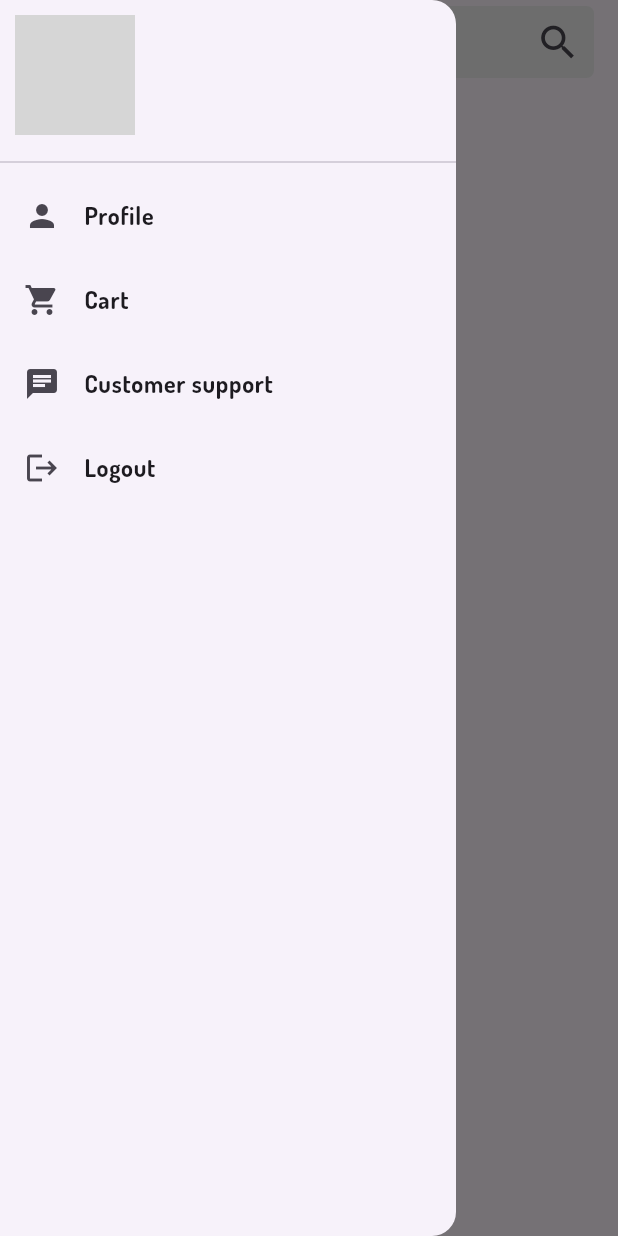
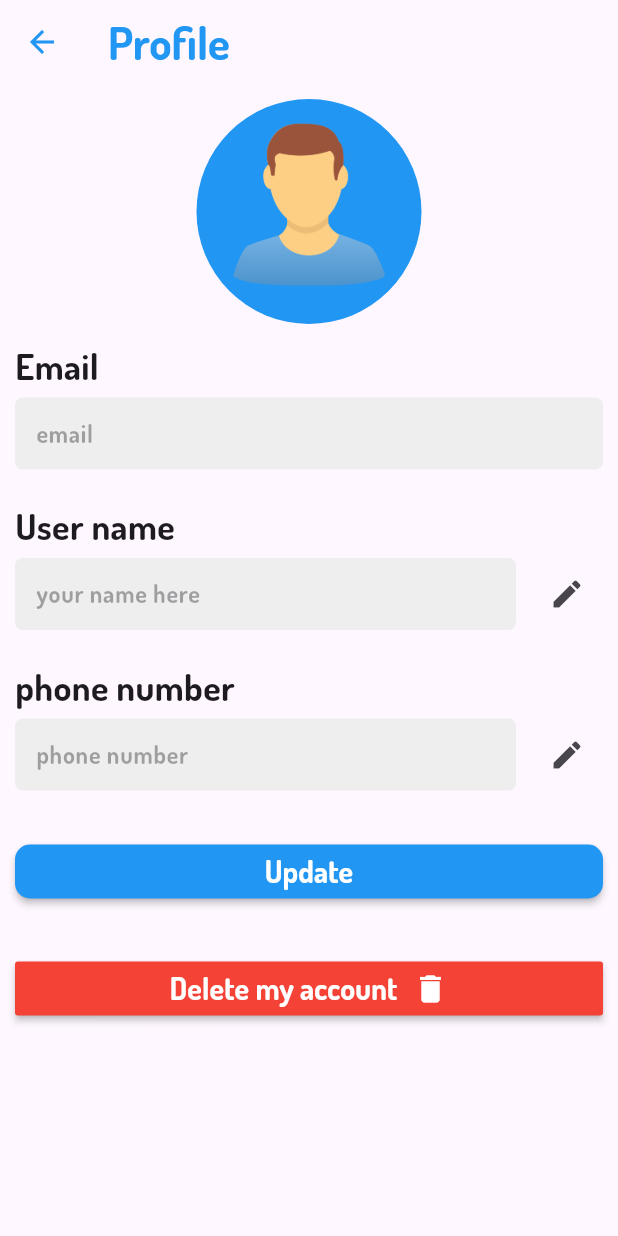
Before and after one commit to DiaaAhmedHassan/E_Market, a Flutter app: the HomePage screen opened by its route, in the side drawer, after a tap on "Profile", on a phone screen of 412 x 824 dp. Run offline on Flutter 3.47's test engine with Material 3 defaults, Android fonts, the phone set to English and light mode, and no system bars; our stand-ins replace awesome_dialog, cloud_firestore, firebase_auth, firebase_core, firebase_storage, google_sign_in and 1 more; missing offline and left inert: fuzzy; accounts and stored records are empty; network calls fail; grey boxes are pictures that could not be loaded.

Commit message:
User profile page design

```diff
--- a/lib/home_page.dart
+++ b/lib/home_page.dart
@@ -271,7 +271,7 @@ class _HomePageState extends State<HomePage> {
                   children: [
                     ListTile(
                       onTap: () {
-                        // Navigate to Profile
+                        Navigator.of(context).pushNamed("user_profile");
                       },
                       title: const Text("Profile"),
                       leading: const Icon(Icons.person),
--- a/lib/main.dart
+++ b/lib/main.dart
@@ -2,6 +2,7 @@ import 'package:e_market/Auths/login_form.dart';
 import 'package:e_market/Auths/registration.dart';
 import 'package:e_market/cart_page.dart';
 import 'package:e_market/home_page.dart';
+import 'package:e_market/user_profile.dart';
 import 'package:firebase_auth/firebase_auth.dart';
 import 'package:firebase_core/firebase_core.dart';
 import 'package:flutter/material.dart';
@@ -32,6 +33,7 @@ class MyApp extends StatelessWidget{
       theme: ThemeData(
         fontFamily: 'Dosis',
         appBarTheme: const AppBarTheme(
+          iconTheme: IconThemeData(color: Colors.blue),
         titleTextStyle: TextStyle(color: Colors.blue, fontSize: 30, fontWeight: FontWeight.bold, fontFamily: "Dosis"),
 
       )),
@@ -41,7 +43,8 @@ class MyApp extends StatelessWidget{
         "home_page": (route)=> const HomePage(),
         "login_page": (route)=> const LogIn(),
         "registration_page": (route)=> const Registration(),
-        "cart_page": (route) => const CartPage()
+        "cart_page": (route) => const CartPage(),
+        "user_profile": (route) => const UserProfile()
       },
     );
   }
--- /dev/null
+++ b/lib/user_profile.dart
@@ -0,0 +1,117 @@
+import 'package:cloud_firestore/cloud_firestore.dart';
+import 'package:firebase_auth/firebase_auth.dart';
+import 'package:flutter/material.dart';
+
+class UserProfile extends StatefulWidget {
+  const UserProfile({super.key});
+
+  @override
+  State<UserProfile> createState() => _UserProfileState();
+}
+
+class _UserProfileState extends State<UserProfile> {
+
+
+  @override
+  Widget build(BuildContext context) {
+    return Scaffold(
+      appBar: AppBar(
+        title: const Text('Profile'),
+      ),
+      body:  SingleChildScrollView(
+        child: Padding(
+          padding: const EdgeInsets.all(10),
+          child: Column(
+            crossAxisAlignment: CrossAxisAlignment.start,
+            children: [
+              Center(
+                child: Container(
+                  clipBehavior: Clip.hardEdge,
+                  width: 150,
+                  height: 150,
+                  decoration: BoxDecoration(
+                    color: Colors.blue,
+                    borderRadius: BorderRadius.circular(100),
+
+                  ),
+                  child: Image.asset("images/avatar.png"),
+                ),
+
+              ),
+              const SizedBox(height: 10,),
+              const Text("Email", style: TextStyle(fontSize: 24),),
+              const SizedBox(height: 5,),
+              ProfileText(hint: "email",enabled: false,),
+              const SizedBox(height: 20,),
+              const Text("User name", style: TextStyle(fontSize: 24),),
+              const SizedBox(height: 5,),
+              Row(
+                children: [
+                  Flexible(child: ProfileText(hint: "your name here",enabled: false)),
+                  const SizedBox(width: 10,),
+                  IconButton(onPressed: (){}, icon: Icon(Icons.edit))
+                ],
+              ),
+              const SizedBox(height: 20,),
+              const Text("phone number", style: TextStyle(fontSize: 24),),
+              const SizedBox(height: 5,),
+              Row(
+                children: [
+                  Flexible(child: ProfileText(hint: "phone number",enabled: false)),
+                  const SizedBox(width: 10,),
+                  IconButton(onPressed: (){}, icon: Icon(Icons.edit))
+                ],
+              ),
+              const SizedBox(height: 30,),
+
+              SizedBox(
+                width: double.infinity,
+                child: MaterialButton(onPressed: (){},
+                 color: Colors.blue, textColor: Colors.white,
+                 shape: RoundedRectangleBorder(borderRadius: BorderRadius.circular(10)),
+                child:const Text("Update", style: TextStyle(fontSize: 20),),)),
+              const SizedBox(height: 30,),
+
+              SizedBox(
+                width: double.infinity,
+                child: MaterialButton(onPressed: (){},
+                 color: Colors.red, textColor: Colors.white,
+                child:const Row(
+                  mainAxisAlignment: MainAxisAlignment.center,
+                  children: [
+                     Text("Delete my account", style: TextStyle(fontSize: 20),),
+                     SizedBox(width: 10,),
+                     Icon(Icons.delete)
+                  ],
+                ),))
+            ],
+          ),),
+      ),
+    );
+  }
+}
+
+class ProfileText extends StatelessWidget{
+   ProfileText({super.key, this.controller, this.hint, this.enabled, this.suffixIcon});
+
+  TextEditingController? controller = TextEditingController();
+  final String? hint;
+  bool? enabled = true;
+  final Widget? suffixIcon;
+  @override
+  Widget build(BuildContext context) {
+    return TextField(
+      controller: controller,
+      enabled: enabled,
+
+                decoration: InputDecoration(
+                  hintText: "$hint",
+                  filled: true,
+                  fillColor: Colors.grey[200],
+                  border: OutlineInputBorder(borderSide: BorderSide.none, borderRadius: BorderRadius.circular(5)),
+                  contentPadding:const EdgeInsets.all(10),
+                ),
+              );
+  }
+
+}
```
